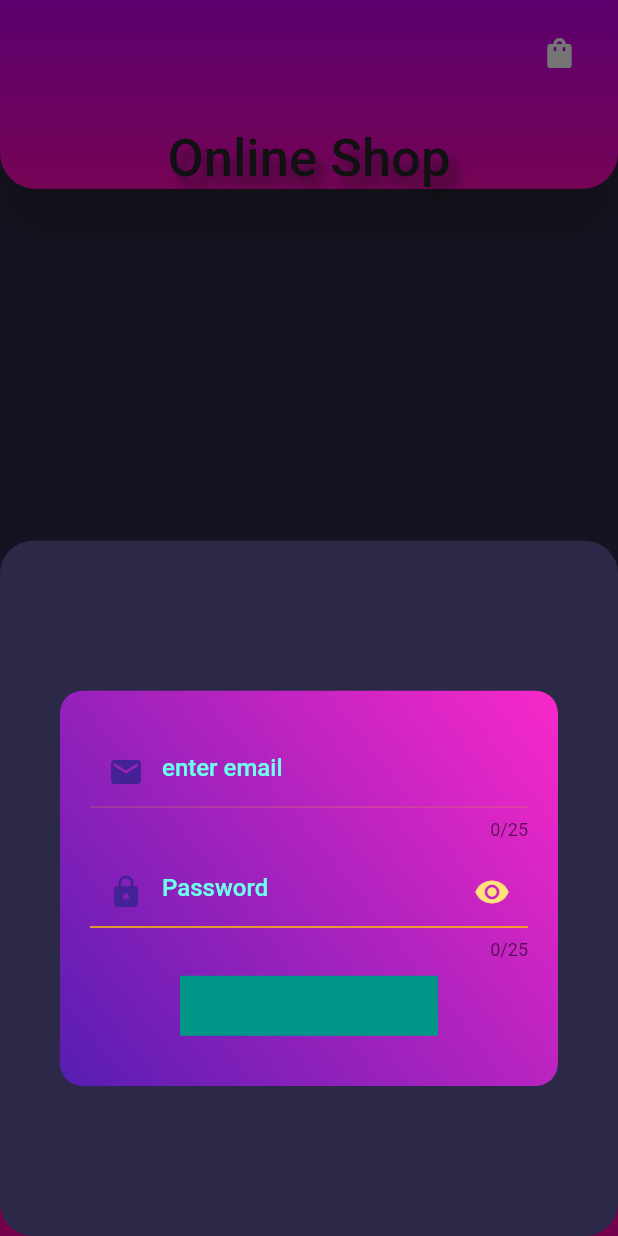
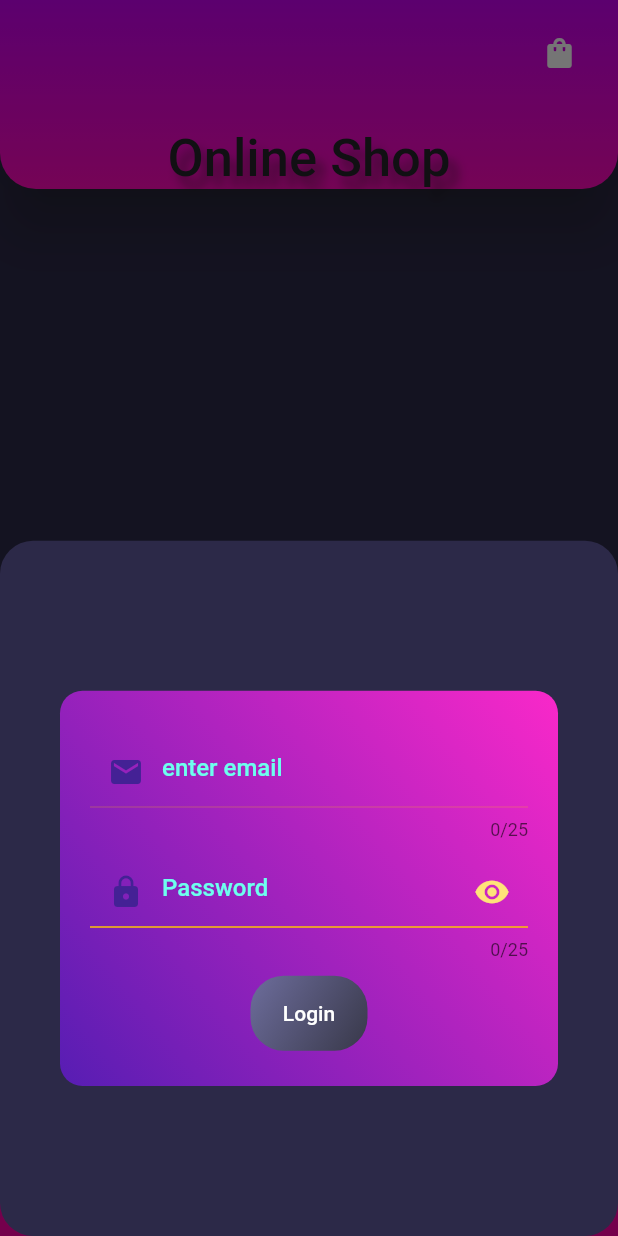
Before and after one commit to iNeedHelpX/customersmartapp, a Flutter app: the screen it shows after launch, item 3 of the bottom bar chosen, after a tap on the "shopping bag" icon, on a phone screen of 412 x 824 dp. Run offline on Flutter 3.47's test engine with Material 2 defaults, Android fonts, the phone set to English and light mode, and no system bars; drawn by our look-alikes of curved_navigation_bar; network calls fail.

Commit message:
custom button

```diff
--- a/lib/Views/bar_related/appbar.dart
+++ b/lib/Views/bar_related/appbar.dart
@@ -1,6 +1,7 @@
 import 'package:customersmartapp/Views/login/emailtext.dart';
 import 'package:customersmartapp/Views/login/passwordtext.dart';
 import 'package:customersmartapp/colors/colors.dart';
+import 'package:customersmartapp/colors/cominggrad.dart';
 import 'package:customersmartapp/colors/gradient1.dart';
 import 'package:customersmartapp/colors/gradsheet.dart';
 import 'package:flutter/material.dart';
@@ -43,10 +44,7 @@ AppBar pinkAppBar(BuildContext context) {
                         SizedBox(height: 10),
                         PasswordText(passwordQue: 'enter password'),
                         SizedBox(height: 10),
-                        Container(
-                            padding: EdgeInsets.symmetric(vertical: 20),
-                            margin: EdgeInsets.symmetric(horizontal: 60),
-                            color: Colors.teal)
+                        LoginButtonContainer(loginButton: 'Login')
                       ],
                     ),
                     //decoration: BoxDecoration(gradient: gradSheet()),
@@ -101,3 +99,29 @@ AppBar pinkAppBar(BuildContext context) {
     ),
   );
 }
+
+class LoginButtonContainer extends StatelessWidget {
+  final String loginButton;
+  const LoginButtonContainer({required this.loginButton});
+
+  @override
+  Widget build(BuildContext context) {
+    return Container(
+      //this keeps text aligned to center of button
+      alignment: Alignment.center,
+      height: 50,
+      width: 78,
+      decoration: BoxDecoration(
+        gradient: upComing(),
+        borderRadius: BorderRadius.circular(22),
+      ),
+      child: Text(
+        this.loginButton,
+        style: TextStyle(
+          color: Colors.white,
+          fontWeight: FontWeight.w500,
+        ),
+      ),
+    );
+  }
+}
```
